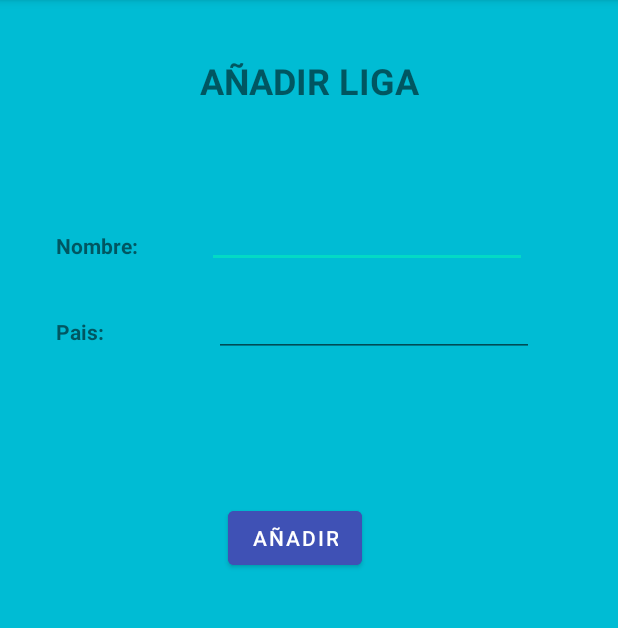
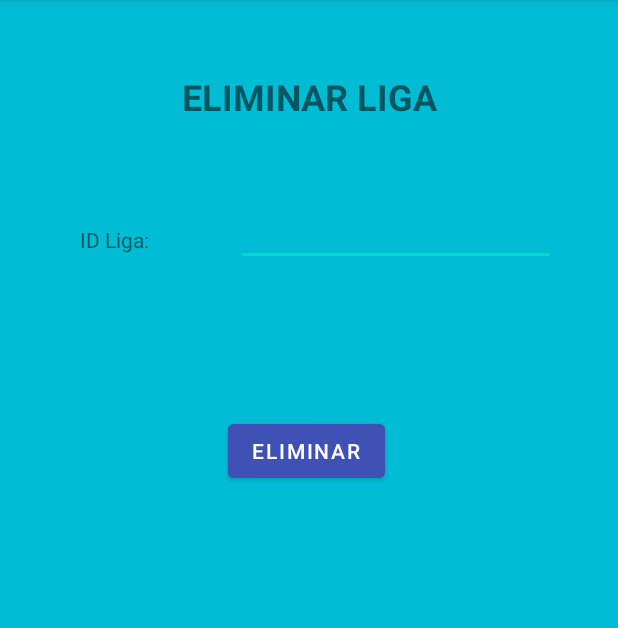
Before and after one commit to DavidGonS/Proyecto_App_Futbol, an Android app: the EliminarLiga screen opened directly, with no data from a screen before it, on a phone screen of 412 x 824 dp, the part 84-712 px from its top. Run offline under Robolectric (Android 15) with nearby library versions, the phone set to English and light mode, and no system bars; libraries missing offline, so code that uses them is left out: retrofit2.converter.jackson; 2 statements that could not run were skipped.

Commit message:
Creado eliminar liga y metodos cliente

```diff
--- a/app/src/main/AndroidManifest.xml
+++ b/app/src/main/AndroidManifest.xml
@@ -1,6 +1,6 @@
 <?xml version="1.0" encoding="utf-8"?>
 <manifest xmlns:android="http://schemas.android.com/apk/res/android"
-    package="com.example.proyecto_app_futbol">
+    package="com.example.proyecto_app_futbol" >
 
     <application
         android:allowBackup="true"
@@ -8,7 +8,10 @@
         android:label="@string/app_name"
         android:roundIcon="@mipmap/ic_launcher_round"
         android:supportsRtl="true"
-        android:theme="@style/Theme.Proyecto_App_Futbol">
+        android:theme="@style/Theme.Proyecto_App_Futbol" >
+        <activity
+            android:name=".EliminarLiga"
+            android:exported="false" />
         <activity
             android:name=".AnadirJugador"
             android:exported="false" />
@@ -16,7 +19,7 @@
             android:name=".JugadoresAdministrador"
             android:exported="false" />
         <activity
-            android:name=".AnadirLiga"
+            android:name=".admin.AnadirLiga"
             android:exported="false" />
         <activity
             android:name=".LigasAdministrador"
@@ -47,7 +50,7 @@
             android:exported="false" />
         <activity
             android:name=".InicioSesion"
-            android:exported="true">
+            android:exported="true" >
             <intent-filter>
                 <action android:name="android.intent.action.MAIN" />
 
--- a/app/src/main/java/com/example/proyecto_app_futbol/AnadirLiga.java
+++ b/app/src/main/java/com/example/proyecto_app_futbol/EliminarLiga.java
@@ -3,14 +3,13 @@ package com.example.proyecto_app_futbol;
 import androidx.appcompat.app.AppCompatActivity;
 
 import android.os.Bundle;
-import android.util.Log;
 import android.view.View;
 import android.widget.EditText;
 import android.widget.TextView;
 import android.widget.Toast;
 
+import com.example.proyecto_app_futbol.R;
 import com.example.proyecto_app_futbol.cliente.LigaCliente;
-import com.example.proyecto_app_futbol.model.Liga;
 
 import retrofit2.Call;
 import retrofit2.Callback;
@@ -18,20 +17,18 @@ import retrofit2.Response;
 import retrofit2.Retrofit;
 import retrofit2.converter.jackson.JacksonConverterFactory;
 
-public class AnadirLiga extends AppCompatActivity {
+public class EliminarLiga extends AppCompatActivity {
     private LigaCliente ligaCliente;
-    private EditText etNombre, etPais;
+    private EditText etIdLiga;
     private TextView tvMensaje;
 
     @Override
     protected void onCreate(Bundle savedInstanceState) {
         super.onCreate(savedInstanceState);
-        setContentView(R.layout.activity_anadir_liga);
+        setContentView(R.layout.activity_eliminar_liga);
 
-        etNombre = (EditText) findViewById(R.id.etNombreLiga);
-        etPais = (EditText) findViewById(R.id.etPaisLiga);
-        tvMensaje = (TextView) findViewById(R.id.tvMensaje);
-
+        etIdLiga = (EditText) findViewById(R.id.etIdLiga);
+        tvMensaje = (TextView) findViewById(R.id.tvMensajeEliminarLiga);
         initRetrofit();
     }
 
@@ -43,28 +40,25 @@ public class AnadirLiga extends AppCompatActivity {
         ligaCliente = retrofit.create(LigaCliente.class);
     }
 
-    public void createLeague(View view) {
-        String nombre = etNombre.getText().toString();
-        String pais = etPais.getText().toString();
+    public void deleteLeague(View view) {
+        int idEquipo = Integer.parseInt(etIdLiga.getText().toString());
 
-        if (etNombre.getText().toString().isEmpty() || etPais.getText().toString().isEmpty()) {
-            Toast.makeText(this, "Debes rellenar todos los campos", Toast.LENGTH_SHORT).show();
+        if (etIdLiga.getText().toString().isEmpty()) {
+            Toast.makeText(this, "Debes rellenar el campo", Toast.LENGTH_SHORT).show();
         } else {
-            ligaCliente.createLeague(new Liga(nombre, pais)).enqueue(new Callback<Void>() {
+            ligaCliente.deleteLeague(idEquipo).enqueue(new Callback<Void>() {
                 @Override
                 public void onResponse(Call<Void> call, Response<Void> response) {
-                    if (response.code() == 409){
-                        tvMensaje.append("Liga duplicada");
-                        tvMensaje.setText("Liga duplicada");
+                    if (response.code() == 204) {
+                        tvMensaje.append("Error al eliminar");
                     } else {
-                        tvMensaje.append("Liga creada");
-                        tvMensaje.setText("Liga creada");
+                        tvMensaje.append("Eliminada correctamente");
                     }
                 }
 
                 @Override
                 public void onFailure(Call<Void> call, Throwable t) {
-                    Log.e("MainActivity", t.getMessage(), t);
+
                 }
             });
         }
--- a/app/src/main/java/com/example/proyecto_app_futbol/LigasAdministrador.java
+++ b/app/src/main/java/com/example/proyecto_app_futbol/LigasAdministrador.java
@@ -5,6 +5,8 @@ import androidx.appcompat.app.AppCompatActivity;
 import android.content.Intent;
 import android.os.Bundle;
 import android.view.View;
+
+import com.example.proyecto_app_futbol.admin.AnadirLiga;
 
 public class LigasAdministrador extends AppCompatActivity {
 
@@ -18,4 +20,9 @@ public class LigasAdministrador extends AppCompatActivity {
         Intent intent = new Intent(this, AnadirLiga.class);
         startActivity(intent);
     }
+
+    public void goToDelete(View view) {
+        Intent intent = new Intent(this, EliminarLiga.class);
+        startActivity(intent);
+    }
 }
--- a/app/src/main/java/com/example/proyecto_app_futbol/cliente/LigaCliente.java
+++ b/app/src/main/java/com/example/proyecto_app_futbol/cliente/LigaCliente.java
@@ -4,11 +4,26 @@ import com.example.proyecto_app_futbol.model.Liga;
 
 import retrofit2.Call;
 import retrofit2.http.Body;
+import retrofit2.http.DELETE;
 import retrofit2.http.POST;
+import retrofit2.http.PUT;
+import retrofit2.http.Path;
 
 public interface LigaCliente {
 
     @POST("/ligas")
-    Call<Void> createLeague(@Body Liga liga);
+    Call<Void> createLeague(
+            @Body Liga liga
+    );
 
+    @DELETE("/ligas/{idLiga}")
+    Call<Void> deleteLeague(
+            @Path("idLiga") int idLiga
+    );
+
+    @PUT("/ligas/{idLiga}")
+    Call<Void> updateLeague(
+            @Path("idLiga") int idLiga,
+            @Body Liga liga
+    );
 }
--- a/app/src/main/res/layout/activity_anadir_liga.xml
+++ b/app/src/main/res/layout/activity_anadir_liga.xml
@@ -5,7 +5,7 @@
     android:layout_width="match_parent"
     android:layout_height="match_parent"
     android:background="#00BCD4"
-    tools:context=".AnadirLiga">
+    tools:context=".admin.AnadirLiga">
 
     <TextView
         android:id="@+id/tvTituloAnadirLiga"
--- /dev/null
+++ b/app/src/main/res/layout/activity_eliminar_liga.xml
@@ -0,0 +1,63 @@
+<?xml version="1.0" encoding="utf-8"?>
+<androidx.constraintlayout.widget.ConstraintLayout xmlns:android="http://schemas.android.com/apk/res/android"
+    xmlns:app="http://schemas.android.com/apk/res-auto"
+    xmlns:tools="http://schemas.android.com/tools"
+    android:layout_width="match_parent"
+    android:layout_height="match_parent"
+    android:background="#00BCD4"
+    tools:context=".EliminarLiga">
+
+    <TextView
+        android:id="@+id/tvTituloEliminarLiga"
+        android:layout_width="wrap_content"
+        android:layout_height="wrap_content"
+        android:layout_marginStart="121dp"
+        android:layout_marginTop="48dp"
+        android:text="ELIMINAR LIGA"
+        android:textSize="24sp"
+        android:textStyle="bold"
+        app:layout_constraintStart_toStartOf="parent"
+        app:layout_constraintTop_toTopOf="parent" />
+
+    <TextView
+        android:id="@+id/tvIdLiga"
+        android:layout_width="wrap_content"
+        android:layout_height="wrap_content"
+        android:layout_marginStart="53dp"
+        android:layout_marginTop="150dp"
+        android:text="ID Liga:"
+        app:layout_constraintStart_toStartOf="parent"
+        app:layout_constraintTop_toTopOf="parent" />
+
+    <EditText
+        android:id="@+id/etIdLiga"
+        android:layout_width="wrap_content"
+        android:layout_height="wrap_content"
+        android:layout_marginStart="58dp"
+        android:layout_marginTop="51dp"
+        android:ems="10"
+        android:inputType="number"
+        app:layout_constraintStart_toEndOf="@+id/tvIdLiga"
+        app:layout_constraintTop_toBottomOf="@+id/tvTituloEliminarLiga" />
+
+    <Button
+        android:id="@+id/btEliminar"
+        android:layout_width="wrap_content"
+        android:layout_height="wrap_content"
+        android:layout_marginStart="152dp"
+        android:layout_marginTop="99dp"
+        android:backgroundTint="#3F51B5"
+        android:onClick="deleteLeague"
+        android:text="ELIMINAR"
+        app:layout_constraintStart_toStartOf="parent"
+        app:layout_constraintTop_toBottomOf="@+id/etIdLiga" />
+
+    <TextView
+        android:id="@+id/tvMensajeEliminarLiga"
+        android:layout_width="wrap_content"
+        android:layout_height="wrap_content"
+        android:layout_marginStart="157dp"
+        android:layout_marginTop="50dp"
+        app:layout_constraintStart_toStartOf="parent"
+        app:layout_constraintTop_toBottomOf="@+id/etIdLiga" />
+</androidx.constraintlayout.widget.ConstraintLayout>
--- a/app/src/main/res/layout/activity_ligas_administrador.xml
+++ b/app/src/main/res/layout/activity_ligas_administrador.xml
@@ -26,6 +26,7 @@
         android:layout_marginStart="142dp"
         android:layout_marginTop="40dp"
         android:backgroundTint="#3F51B5"
+        android:onClick="goToDelete"
         android:text="Eliminar"
         app:layout_constraintStart_toStartOf="parent"
         app:layout_constraintTop_toBottomOf="@+id/btModificarLiga" />
```
Also changed, not shown: app/src/main/java/com/example/proyecto_app_futbol/admin/AnadirLiga.java (added, +73 -0 lines), app/src/main/java/com/example/proyecto_app_futbol/cliente/EquipoCliente.java (+27 -0 lines), app/src/main/java/com/example/proyecto_app_futbol/cliente/JugadorCliente.java (+18 -2 lines).
